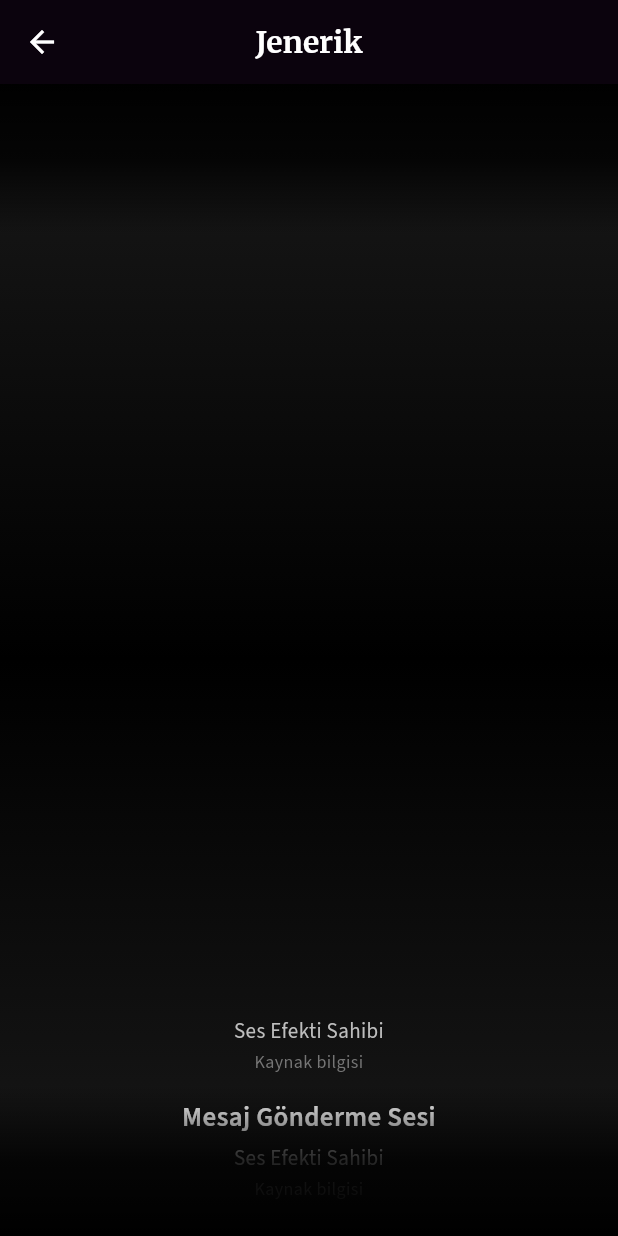
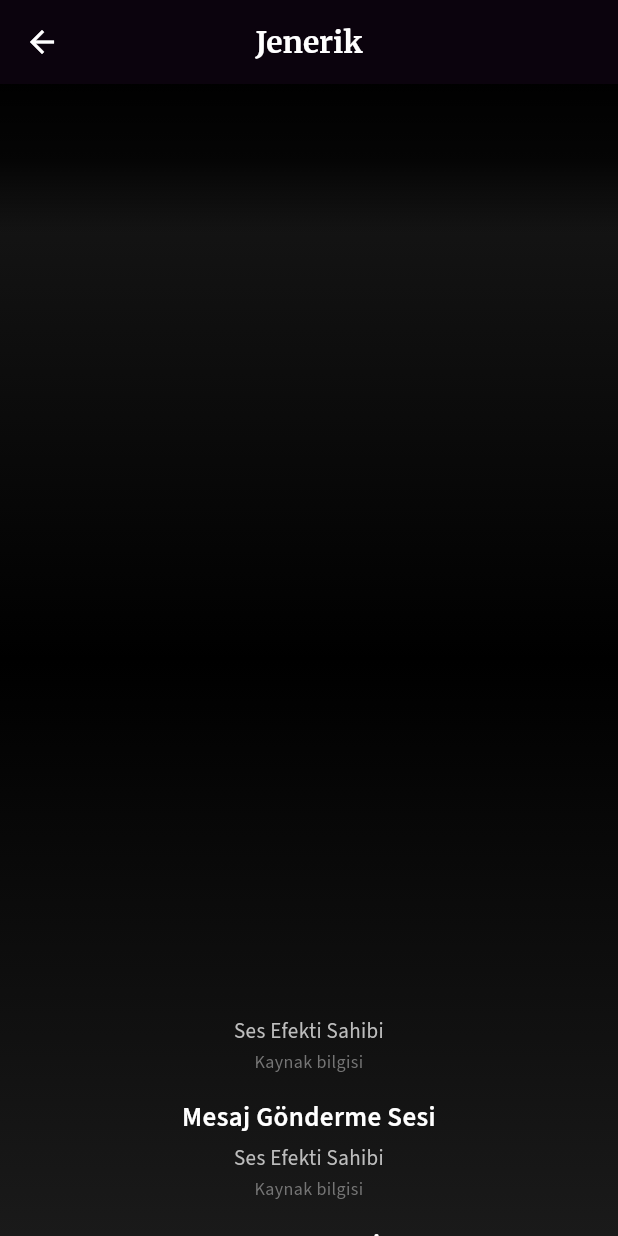
Before and after one commit to aligencturk/sezyon, a Flutter app: the CreditsScreen screen opened directly, scrolled down 1152 dp, on a phone screen of 412 x 824 dp. Run offline on Flutter 3.47's test engine with Material 3 defaults, Android fonts, the phone set to English and light mode, and no system bars; our stand-ins replace animated_text_kit, audioplayers, flutter_dotenv, flutter_staggered_animations, google_fonts, logger and 2 more; accounts and stored records are empty.

```diff
--- a/lib/screens/credits_screen.dart
+++ b/lib/screens/credits_screen.dart
@@ -263,25 +263,6 @@ class _CreditsScreenState extends State<CreditsScreen>
             ),
           ),
 
-          Positioned(
-            bottom: 0,
-            left: 0,
-            right: 0,
-            height: 100,
-            child: Container(
-              decoration: BoxDecoration(
-                gradient: LinearGradient(
-                  begin: Alignment.topCenter,
-                  end: Alignment.bottomCenter,
-                  colors: [
-                    Colors.transparent,
-                    Colors.black.withOpacity(0.8),
-                    Colors.black,
-                  ],
-                ),
-              ),
-            ),
-          ),
         ],
       ),
     );
```
